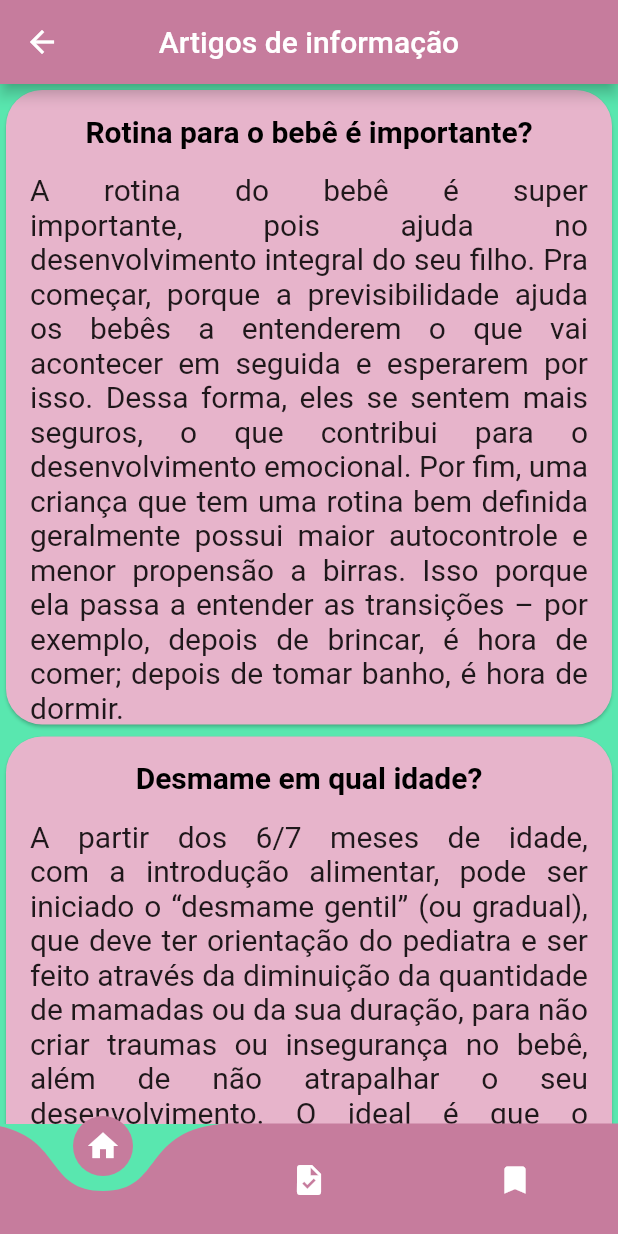
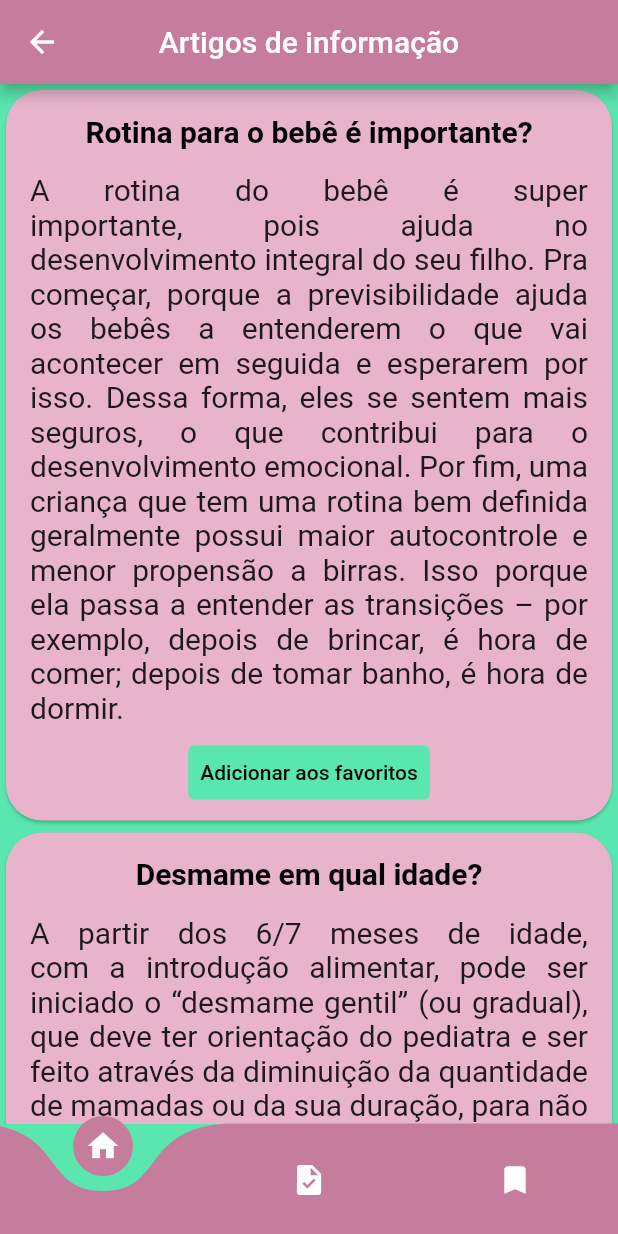
Before and after one commit to Kailany20/projetoapp2novo, a Flutter app: the HomePage screen opened by its route, on a phone screen of 412 x 824 dp. Run offline on Flutter 3.47's test engine with Material 2 defaults, Android fonts, the light colour scheme and no system bars; drawn by our look-alikes of curved_navigation_bar; our stand-ins replace flutter_slidable, sqflite; accounts and stored records are empty.

Commit message:
alguma coisa ai

```diff
--- a/lib/screens/artigos.dart
+++ b/lib/screens/artigos.dart
@@ -66,6 +66,18 @@ Widget card1() => Card(
               textAlign: TextAlign.justify,
             ),
           ),
+          ButtonBar(
+            alignment: MainAxisAlignment.center,
+            children: [
+              TextButton(
+                  child: Text('Adicionar aos favoritos'),
+                  style: TextButton.styleFrom(
+                    primary: Colors.black,
+                    backgroundColor: Color(0xff59e7af),
+                  ),
+                  onPressed: () {}),
+            ],
+          ),
         ],
       ),
     );
@@ -101,6 +113,18 @@ Widget card2() => Card(
               style: TextStyle(fontSize: 20),
               textAlign: TextAlign.justify,
             ),
+          ),
+          ButtonBar(
+            alignment: MainAxisAlignment.center,
+            children: [
+              TextButton(
+                  child: Text('Adicionar aos favoritos'),
+                  style: TextButton.styleFrom(
+                    primary: Colors.black,
+                    backgroundColor: Color(0xff59e7af),
+                  ),
+                  onPressed: () {}),
+            ],
           ),
         ],
       ),
@@ -138,6 +162,18 @@ Widget card3() => Card(
               textAlign: TextAlign.justify,
             ),
           ),
+          ButtonBar(
+            alignment: MainAxisAlignment.center,
+            children: [
+              TextButton(
+                  child: Text('Adicionar aos favoritos'),
+                  style: TextButton.styleFrom(
+                    primary: Colors.black,
+                    backgroundColor: Color(0xff59e7af),
+                  ),
+                  onPressed: () {}),
+            ],
+          ),
         ],
       ),
     );
@@ -173,6 +209,18 @@ Widget card4() => Card(
               style: TextStyle(fontSize: 20),
               textAlign: TextAlign.justify,
             ),
+          ),
+          ButtonBar(
+            alignment: MainAxisAlignment.center,
+            children: [
+              TextButton(
+                  child: Text('Adicionar aos favoritos'),
+                  style: TextButton.styleFrom(
+                    primary: Colors.black,
+                    backgroundColor: Color(0xff59e7af),
+                  ),
+                  onPressed: () {}),
+            ],
           ),
         ],
       ),
@@ -210,6 +258,18 @@ Widget card5() => Card(
               textAlign: TextAlign.justify,
             ),
           ),
+          ButtonBar(
+            alignment: MainAxisAlignment.center,
+            children: [
+              TextButton(
+                  child: Text('Adicionar aos favoritos'),
+                  style: TextButton.styleFrom(
+                    primary: Colors.black,
+                    backgroundColor: Color(0xff59e7af),
+                  ),
+                  onPressed: () {}),
+            ],
+          ),
         ],
       ),
     );
@@ -245,6 +305,18 @@ Widget card6() => Card(
               style: TextStyle(fontSize: 20),
               textAlign: TextAlign.justify,
             ),
+          ),
+          ButtonBar(
+            alignment: MainAxisAlignment.center,
+            children: [
+              TextButton(
+                  child: Text('Adicionar aos favoritos'),
+                  style: TextButton.styleFrom(
+                    primary: Colors.black,
+                    backgroundColor: Color(0xff59e7af),
+                  ),
+                  onPressed: () {}),
+            ],
           ),
         ],
       ),
@@ -282,6 +354,18 @@ Widget card7() => Card(
               textAlign: TextAlign.justify,
             ),
           ),
+          ButtonBar(
+            alignment: MainAxisAlignment.center,
+            children: [
+              TextButton(
+                  child: Text('Adicionar aos favoritos'),
+                  style: TextButton.styleFrom(
+                    primary: Colors.black,
+                    backgroundColor: Color(0xff59e7af),
+                  ),
+                  onPressed: () {}),
+            ],
+          ),
         ],
       ),
     );
@@ -317,6 +401,18 @@ Widget card8() => Card(
               style: TextStyle(fontSize: 20),
               textAlign: TextAlign.justify,
             ),
+          ),
+          ButtonBar(
+            alignment: MainAxisAlignment.center,
+            children: [
+              TextButton(
+                  child: Text('Adicionar aos favoritos'),
+                  style: TextButton.styleFrom(
+                    primary: Colors.black,
+                    backgroundColor: Color(0xff59e7af),
+                  ),
+                  onPressed: () {}),
+            ],
           ),
         ],
       ),
@@ -354,6 +450,18 @@ Widget card9() => Card(
               textAlign: TextAlign.justify,
             ),
           ),
+          ButtonBar(
+            alignment: MainAxisAlignment.center,
+            children: [
+              TextButton(
+                  child: Text('Adicionar aos favoritos'),
+                  style: TextButton.styleFrom(
+                    primary: Colors.black,
+                    backgroundColor: Color(0xff59e7af),
+                  ),
+                  onPressed: () {}),
+            ],
+          ),
         ],
       ),
     );
@@ -389,6 +497,18 @@ Widget card10() => Card(
               style: TextStyle(fontSize: 20),
               textAlign: TextAlign.justify,
             ),
+          ),
+          ButtonBar(
+            alignment: MainAxisAlignment.center,
+            children: [
+              TextButton(
+                  child: Text('Adicionar aos favoritos'),
+                  style: TextButton.styleFrom(
+                    primary: Colors.black,
+                    backgroundColor: Color(0xff59e7af),
+                  ),
+                  onPressed: () {}),
+            ],
           ),
         ],
       ),
@@ -427,6 +547,18 @@ Widget card11() => Card(
               textAlign: TextAlign.justify,
             ),
           ),
+          ButtonBar(
+            alignment: MainAxisAlignment.center,
+            children: [
+              TextButton(
+                  child: Text('Adicionar aos favoritos'),
+                  style: TextButton.styleFrom(
+                    primary: Colors.black,
+                    backgroundColor: Color(0xff59e7af),
+                  ),
+                  onPressed: () {}),
+            ],
+          ),
         ],
       ),
     );
--- a/lib/screens/tela_inicial.dart
+++ b/lib/screens/tela_inicial.dart
@@ -23,7 +23,7 @@ class _HomePageState extends State<HomePage> {
   final List<Widget> _pages = [
     Artigos(),
     Tarefas(),
-    // Bookmark(),
+    Bookmark(),
   ];
 
   @override
```
